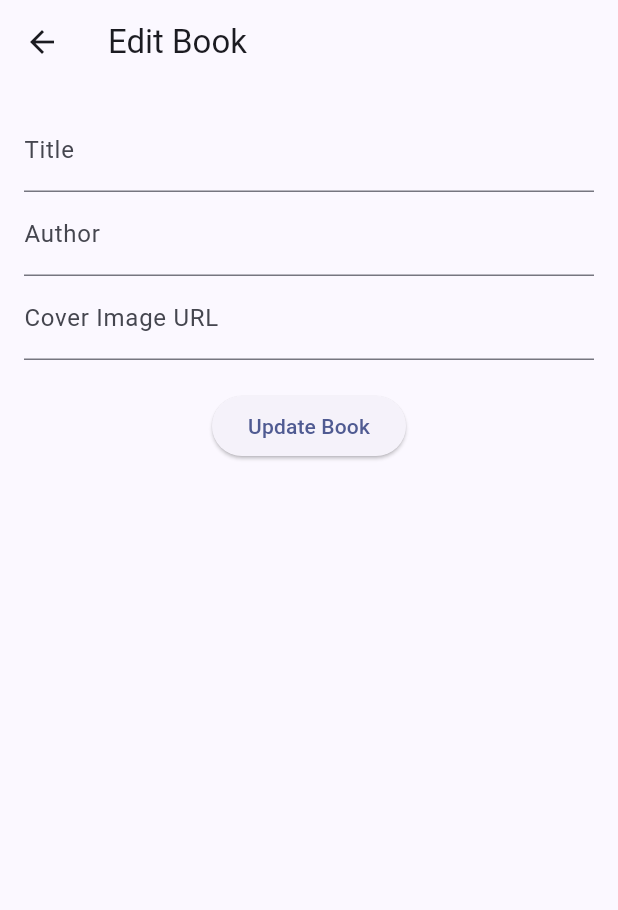
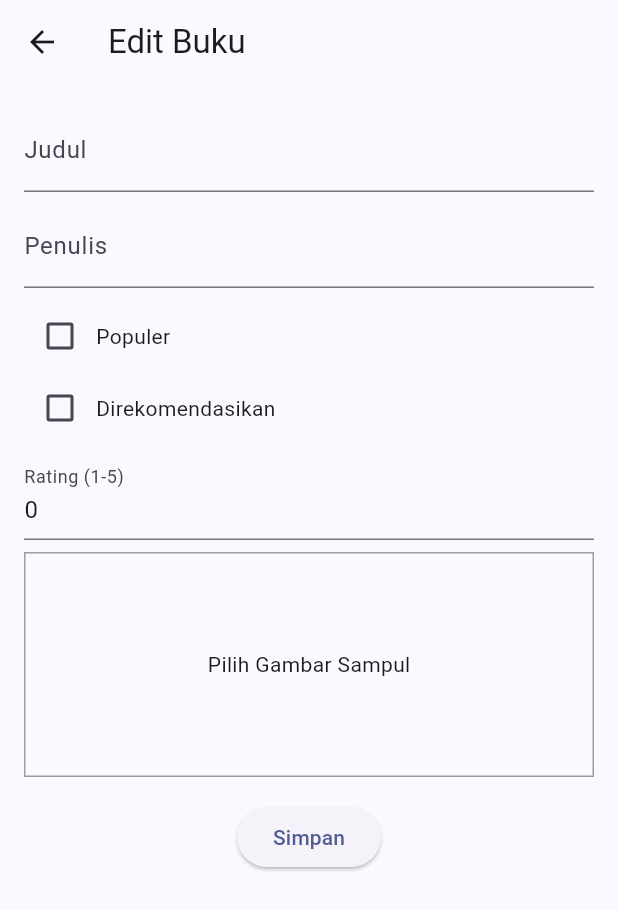
Before and after one commit to ibrahimalanshor/library, a Flutter app: the EditBookPage screen opened directly with empty values, on a phone screen of 412 x 824 dp. Shown: the top 910 px of the screen. Run offline on Flutter 3.47's test engine with Material 3 defaults, Android fonts, the phone set to English and light mode, and no system bars; our stand-ins replace animated_text_kit, carousel_slider, cloud_firestore, firebase_auth, firebase_core, firebase_storage and 1 more; accounts and stored records are empty; project files that could hold a hidden picture were left out.

Commit message:
edit screen complete

```diff
--- a/lib/admin/edit_screen.dart
+++ b/lib/admin/edit_screen.dart
@@ -1,53 +1,104 @@
 import 'package:flutter/material.dart';
 import 'package:cloud_firestore/cloud_firestore.dart';
+import 'package:firebase_storage/firebase_storage.dart';
+import 'package:image_picker/image_picker.dart';
+import 'dart:io';
 
 class EditBookPage extends StatefulWidget {
-  final String bookId;
-  final String initialTitle;
-  final String initialAuthor;
-  final String initialCoverImage;
+  final String idBuku;
+  final String judulAwal;
+  final String penulisAwal;
+  final String gambarSampulAwal;
+  final bool populerAwal;
+  final bool direkomendasikanAwal;
+  final int ratingAwal; // Add the rating
 
   const EditBookPage({
     super.key,
-    required this.bookId,
-    required this.initialTitle,
-    required this.initialAuthor,
-    required this.initialCoverImage,
+    required this.idBuku,
+    required this.judulAwal,
+    required this.penulisAwal,
+    required this.gambarSampulAwal,
+    required this.populerAwal,
+    required this.direkomendasikanAwal,
+    required this.ratingAwal, // Add the rating to constructor
   });
 
   @override
-  _EditBookPageState createState() => _EditBookPageState();
+  _HalamanEditBukuState createState() => _HalamanEditBukuState();
 }
 
-class _EditBookPageState extends State<EditBookPage> {
+
+class _HalamanEditBukuState extends State<EditBookPage> {
   final _formKey = GlobalKey<FormState>();
-  late TextEditingController _titleController;
-  late TextEditingController _authorController;
-  late TextEditingController _coverImageController;
+  late TextEditingController _judulController;
+  late TextEditingController _penulisController;
+  XFile? _gambarTerpilih;
+  bool _populer = false;
+  bool _direkomendasikan = false;
+  bool _sedangMengunggah = false;
+  int _rating = 3; // Default rating adalah 3
 
   @override
   void initState() {
     super.initState();
-    _titleController = TextEditingController(text: widget.initialTitle);
-    _authorController = TextEditingController(text: widget.initialAuthor);
-    _coverImageController = TextEditingController(text: widget.initialCoverImage);
+    _judulController = TextEditingController(text: widget.judulAwal);
+    _penulisController = TextEditingController(text: widget.penulisAwal);
+    _populer = widget.populerAwal;
+    _direkomendasikan = widget.direkomendasikanAwal;
+    _rating = widget.ratingAwal; // Set the initial rating
   }
 
-  Future<void> _updateBook() async {
+  Future<void> _pilihGambar() async {
+    final picker = ImagePicker();
+    final gambar = await picker.pickImage(source: ImageSource.gallery);
+    if (gambar != null) {
+      setState(() {
+        _gambarTerpilih = gambar;
+      });
+    }
+  }
+
+  Future<String?> _unggahGambar(XFile gambar) async {
+    final storageRef = FirebaseStorage.instance.ref();
+    final fileRef = storageRef.child('buku/${DateTime.now().millisecondsSinceEpoch}.jpg');
+    await fileRef.putFile(File(gambar.path));
+    return await fileRef.getDownloadURL();
+  }
+
+  Future<void> _perbaruiBuku() async {
     if (_formKey.currentState?.validate() ?? false) {
-      try {
-        await FirebaseFirestore.instance.collection('books').doc(widget.bookId).update({
-          'title': _titleController.text,
-          'author': _authorController.text,
-          'coverImage': _coverImageController.text,
+      setState(() {
+        _sedangMengunggah = true;
       });
 
-        // Menampilkan pesan berhasil
-        ScaffoldMessenger.of(context).showSnackBar(const SnackBar(content: Text('Book updated successfully!')));
-        Navigator.pop(context); // Kembali ke halaman sebelumnya
+      try {
+        String? urlSampul = widget.gambarSampulAwal;
+        if (_gambarTerpilih != null) {
+          urlSampul = await _unggahGambar(_gambarTerpilih!);
+        }
+
+        await FirebaseFirestore.instance.collection('buku').doc(widget.idBuku).update({
+          'title': _judulController.text,
+          'author': _penulisController.text,
+          'icon': urlSampul,
+          'popular': _populer,
+          'recomended': _direkomendasikan,
+          'rating': _rating, // Menambahkan rating
+        });
+
+        ScaffoldMessenger.of(context).showSnackBar(
+          const SnackBar(content: Text('Buku berhasil diperbarui!')),
+        );
+        Navigator.pop(context);
       } catch (e) {
-        // Menampilkan pesan error jika gagal
-        ScaffoldMessenger.of(context).showSnackBar(SnackBar(content: Text('Error updating book: $e')));
+        ScaffoldMessenger.of(context).showSnackBar(
+          SnackBar(content: Text('Terjadi kesalahan saat memperbarui buku: $e')),
+        );
+      } finally {
+        setState(() {
+          _sedangMengunggah = false;
+        });
       }
     }
   }
@@ -56,50 +107,117 @@ class _EditBookPageState extends State<EditBookPage> {
   Widget build(BuildContext context) {
     return Scaffold(
       appBar: AppBar(
-        title: const Text('Edit Book'),
+        title: const Text('Edit Buku'),
       ),
       body: Padding(
         padding: const EdgeInsets.all(16.0),
         child: Form(
           key: _formKey,
+          child: SingleChildScrollView(
             child: Column(
-            children: <Widget>[
+              children: [
                 TextFormField(
-                controller: _titleController,
-                decoration: const InputDecoration(labelText: 'Title'),
+                  controller: _judulController,
+                  decoration: const InputDecoration(labelText: 'Judul'),
                   validator: (value) {
                     if (value == null || value.isEmpty) {
-                    return 'Please enter a title';
+                      return 'Harap masukkan judul';
                     }
                     return null;
                   },
                 ),
+                const SizedBox(height: 8),
                 TextFormField(
-                controller: _authorController,
-                decoration: const InputDecoration(labelText: 'Author'),
+                  controller: _penulisController,
+                  decoration: const InputDecoration(labelText: 'Penulis'),
                   validator: (value) {
                     if (value == null || value.isEmpty) {
-                    return 'Please enter an author';
+                      return 'Harap masukkan nama penulis';
                     }
                     return null;
                   },
                 ),
+                const SizedBox(height: 8),
+                Row(
+                  children: [
+                    Checkbox(
+                      value: _populer,
+                      onChanged: (value) {
+                        setState(() {
+                          _populer = value ?? false;
+                        });
+                      },
+                    ),
+                    const Text('Populer'),
+                  ],
+                ),
+                Row(
+                  children: [
+                    Checkbox(
+                      value: _direkomendasikan,
+                      onChanged: (value) {
+                        setState(() {
+                          _direkomendasikan = value ?? false;
+                        });
+                      },
+                    ),
+                    const Text('Direkomendasikan'),
+                  ],
+                ),
+                const SizedBox(height: 8),
                 TextFormField(
-                controller: _coverImageController,
-                decoration: const InputDecoration(labelText: 'Cover Image URL'),
+                  initialValue: _rating.toString(),
+                  keyboardType: TextInputType.number,
+                  decoration: const InputDecoration(
+                    labelText: 'Rating (1-5)',
+                  ),
                   validator: (value) {
                     if (value == null || value.isEmpty) {
-                    return 'Please enter a cover image URL';
+                      return 'Harap masukkan rating';
+                    }
+                    final rating = int.tryParse(value);
+                    if (rating == null || rating < 1 || rating > 5) {
+                      return 'Rating harus antara 1 dan 5';
                     }
                     return null;
                   },
+                  onChanged: (value) {
+                    setState(() {
+                      _rating = int.tryParse(value) ?? 3;
+                    });
+                  },
                 ),
-              const SizedBox(height: 20),
-              ElevatedButton(
-                onPressed: _updateBook,
-                child: const Text('Update Book'),
+                const SizedBox(height: 8),
+                GestureDetector(
+                  onTap: _pilihGambar,
+                  child: Container(
+                    height: 150,
+                    width: double.infinity,
+                    decoration: BoxDecoration(
+                      border: Border.all(color: Colors.grey),
+                    ),
+                    child: _gambarTerpilih != null
+                        ? Image.file(
+                            File(_gambarTerpilih!.path),
+                            fit: BoxFit.cover,
+                          )
+                        : widget.gambarSampulAwal.isNotEmpty
+                            ? Image.network(
+                                widget.gambarSampulAwal,
+                                fit: BoxFit.cover,
+                              )
+                            : const Center(child: Text('Pilih Gambar Sampul')),
+                  ),
+                ),
+                const SizedBox(height: 16),
+                _sedangMengunggah
+                    ? const CircularProgressIndicator()
+                    : ElevatedButton(
+                        onPressed: _perbaruiBuku,
+                        child: const Text('Simpan'),
                       ),
               ],
+            ),
           ),
         ),
       ),
```
Lines whose indentation alone changed are shown as unchanged.
